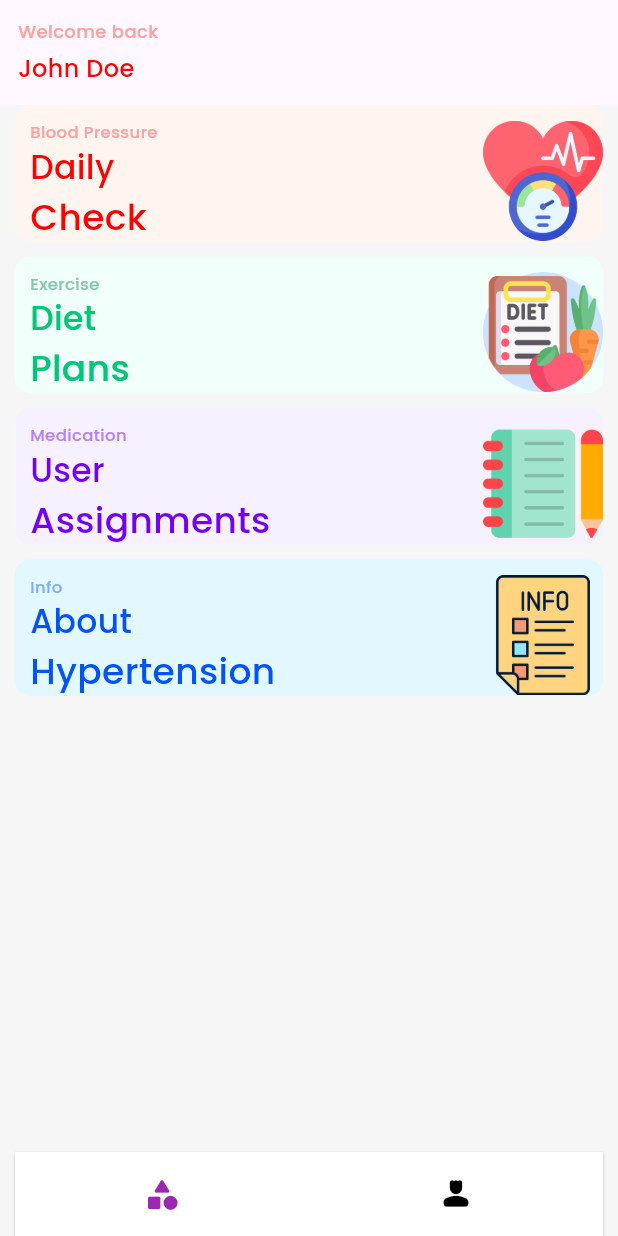
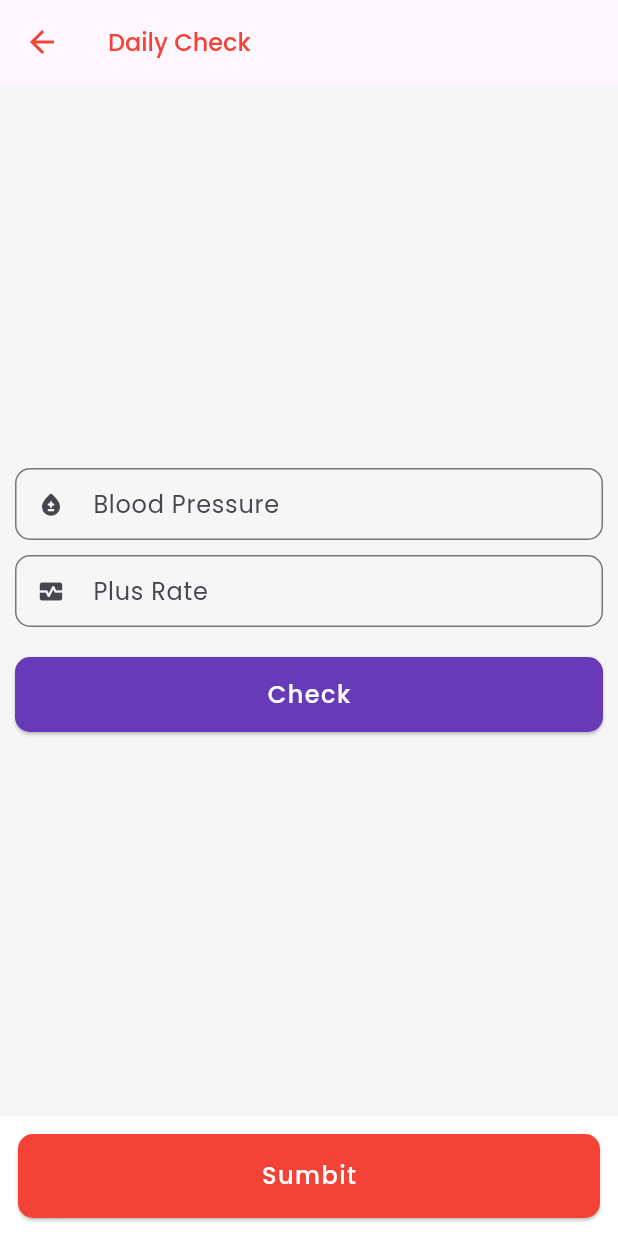
Before and after one commit to Naawaal/HyperTension, a Flutter app: the screen it shows once a user with an empty profile is signed in, after a tap on "Blood Pressure", on a phone screen of 412 x 824 dp. Run offline on Flutter 3.47's test engine with Material 2 defaults, Android fonts, the phone set to English and light mode, and no system bars; drawn by our look-alikes of animated_bottom_navigation_bar; our stand-ins replace cloud_firestore, firebase_auth, firebase_core, get, get_storage, google_fonts and 1 more; missing offline and left inert: date_time; accounts and stored records are empty; network calls fail.

Commit message:
added daily check logic

```diff
--- /dev/null
+++ b/lib/app/bindings/05_homepage_bindings/homepage_binding.dart
@@ -0,0 +1,11 @@
+import 'package:get/get.dart';
+import 'package:hypertension/app/controllers/05_homepage_controller/01_dashboard_controller/dashboard_controller.dart';
+import 'package:hypertension/app/controllers/05_homepage_controller/02_profile_controller/profile_controller.dart';
+
+class HomepageBinding implements Bindings {
+  @override
+  void dependencies() {
+    Get.lazyPut(() => DashboardController());
+    Get.lazyPut(() => ProfileController());
+  }
+}
--- a/lib/app/controllers/01_splash_controllers/splash_controller.dart
+++ b/lib/app/controllers/01_splash_controllers/splash_controller.dart
@@ -1,9 +1,11 @@
+import 'package:cloud_firestore/cloud_firestore.dart';
 import 'package:firebase_auth/firebase_auth.dart';
 import 'package:get/get.dart';
 import 'package:hypertension/app/routes/names_routes.dart';
 
 class SplashController extends GetxController {
   final auth = FirebaseAuth.instance;
+  final firestore = FirebaseFirestore.instance;
   late Rx<User?> _user;
 
   @override
@@ -15,10 +17,16 @@ class SplashController extends GetxController {
   }
 
   setInitialView(User? user) {
-    if (user == null) {
-      Get.offAllNamed(NameRoutes.loginScreen);
-    } else {
-      Get.offAllNamed(NameRoutes.homepageScreen);
-    }
+    firestore
+        .collection('users')
+        .doc(user!.uid)
+        .get()
+        .then((DocumentSnapshot doc) {
+      if (doc.exists && doc['name'] != null && doc['uid'] != null) {
+        Get.offNamed(NameRoutes.homepageScreen);
+      } else {
+        Get.offNamed(NameRoutes.userSignup);
+      }
+    });
   }
 }
--- /dev/null
+++ b/lib/app/controllers/05_homepage_controller/01_dashboard_controller/dashboard_controller.dart
@@ -0,0 +1,24 @@
+import 'package:cloud_firestore/cloud_firestore.dart';
+import 'package:firebase_auth/firebase_auth.dart';
+import 'package:get/get.dart';
+
+class DashboardController extends GetxController {
+  final userName = 'Loading...'.obs;
+
+  // Firebase Instance
+  final FirebaseAuth auth = FirebaseAuth.instance;
+  final FirebaseFirestore firestore = FirebaseFirestore.instance;
+
+  Future<void> getUserName() async {
+    final User user = auth.currentUser!;
+    final String uid = user.uid;
+
+    firestore.collection('users').doc(uid).get().then((DocumentSnapshot doc) {
+      if (doc.exists) {
+        userName.value = doc['name'];
+      } else {
+        print('Document does not exist on the database');
+      }
+    });
+  }
+}
--- /dev/null
+++ b/lib/app/controllers/05_homepage_controller/02_profile_controller/profile_controller.dart
@@ -0,0 +1,3 @@
+import 'package:get/get.dart';
+
+class ProfileController extends GetxController {}
--- /dev/null
+++ b/lib/app/data/models/daily_check_model.dart
@@ -0,0 +1,21 @@
+class DailyCheckModel {
+  int? bp;
+  int? pr;
+  String? date;
+
+  DailyCheckModel({this.bp, this.pr, this.date});
+
+  DailyCheckModel.fromJson(Map<String, dynamic> json) {
+    bp = json['bp'];
+    pr = json['pr'];
+    date = json['date'];
+  }
+
+  Map<String, dynamic> toJson() {
+    final Map<String, dynamic> data = <String, dynamic>{};
+    data['bp'] = bp;
+    data['pr'] = pr;
+    data['date'] = date;
+    return data;
+  }
+}
--- a/lib/app/routes/app_routes.dart
+++ b/lib/app/routes/app_routes.dart
@@ -3,12 +3,14 @@ import 'package:hypertension/app/bindings/01_splash_bindings/splash_binding.dart
 import 'package:hypertension/app/bindings/02_login_bindings/login_binding.dart';
 import 'package:hypertension/app/bindings/03_otp_bindings/otp_binding.dart';
 import 'package:hypertension/app/bindings/04_user_signup_bindings/user_signup_binding.dart';
+import 'package:hypertension/app/bindings/05_homepage_bindings/homepage_binding.dart';
 import 'package:hypertension/app/routes/names_routes.dart';
 import 'package:hypertension/app/ui/pages/01_splash_screen/splash_screen.dart';
 import 'package:hypertension/app/ui/pages/02_login_screen/login_screen.dart';
 import 'package:hypertension/app/ui/pages/03_otp_screen/otp_screen.dart';
 import 'package:hypertension/app/ui/pages/04_user_signup_screen/user_signup_screen.dart';
 import 'package:hypertension/app/ui/pages/05_hompage_screen/homepage_screen.dart';
+import 'package:hypertension/app/ui/pages/06_dashboard_screen/01_daily_check_screen/daily_check_screen.dart';
 
 class AppRoutes {
   static appRoutes() => [
@@ -40,6 +42,12 @@ class AppRoutes {
           name: NameRoutes.homepageScreen,
           page: () => const HomepageScreen(),
           title: 'Homepage Screen',
+          binding: HomepageBinding(),
+        ),
+        GetPage(
+          name: NameRoutes.dailyCheck,
+          page: () => const DailyCheckScreen(),
+          title: 'DailyCheck Screen',
         ),
       ];
 }
--- a/lib/app/routes/names_routes.dart
+++ b/lib/app/routes/names_routes.dart
@@ -4,5 +4,5 @@ class NameRoutes {
   static const String otpScreen = '/otp';
   static const String userSignup = '/userSignup';
   static const String homepageScreen = '/homepage';
-  static const String about = '/about';
+  static const String dailyCheck = '/dailyCheck';
 }
--- a/lib/app/ui/global_widgets/textformfiled_widget.dart
+++ b/lib/app/ui/global_widgets/textformfiled_widget.dart
@@ -28,13 +28,17 @@ class TextFormFieldWidegt extends StatelessWidget {
       textInputAction: labelText == 'Name' ||
               labelText == 'Age' ||
               labelText == 'Weight' ||
-              labelText == 'Height'
+              labelText == 'Height' ||
+              hintText == 'Blood Pressure' ||
+              hintText == 'Plus Rate'
           ? TextInputAction.next
           : TextInputAction.done,
       keyboardType: hintText == 'Mobile Number' ||
               labelText == 'Age' ||
               labelText == 'Weight' ||
-              labelText == 'Height'
+              labelText == 'Height' ||
+              hintText == 'Blood Pressure' ||
+              hintText == 'Plus Rate'
           ? TextInputType.phone
           : TextInputType.text,
       decoration: InputDecoration(
--- a/lib/app/ui/pages/05_hompage_screen/homepage_screen.dart
+++ b/lib/app/ui/pages/05_hompage_screen/homepage_screen.dart
@@ -12,8 +12,8 @@ class HomepageScreen extends StatefulWidget {
 
 class _HomepageScreenState extends State<HomepageScreen> {
   final List<Widget> screensList = [
-    const DashboardScreen(),
-    const DashboardScreen(),
+    DashboardScreen(),
+    DashboardScreen(),
   ];
   final List<IconData> iconList = [
     Icons.category_rounded,
--- /dev/null
+++ b/lib/app/ui/pages/06_dashboard_screen/01_daily_check_screen/daily_check_bottom.dart
@@ -0,0 +1,28 @@
+import 'package:flutter/material.dart';
+import 'package:get/get.dart';
+import 'package:hypertension/app/controllers/05_homepage_controller/01_dashboard_controller/01_daily_check_controller/daily_check_controller.dart';
+import 'package:hypertension/app/ui/global_widgets/button_widget.dart';
+
+class DailyCheckBottom extends StatelessWidget {
+  DailyCheckBottom({super.key});
+
+  final dailyCheckController = Get.find<DailyCheckController>();
+
+  @override
+  Widget build(BuildContext context) {
+    return Container(
+      height: 80,
+      padding: const EdgeInsets.all(12),
+      width: Get.width,
+      color: Colors.white,
+      child: ButtonWidget(
+        text: 'Sumbit',
+        color: Colors.red,
+        onPressed: () async {
+          await dailyCheckController.submitDailyCheck();
+        },
+        textColor: Colors.white,
+      ),
+    );
+  }
+}
--- /dev/null
+++ b/lib/app/ui/pages/06_dashboard_screen/01_daily_check_screen/daily_check_middle.dart
@@ -0,0 +1,40 @@
+import 'package:flutter/material.dart';
+import 'package:get/get.dart';
+import 'package:hypertension/app/controllers/05_homepage_controller/01_dashboard_controller/01_daily_check_controller/daily_check_controller.dart';
+import 'package:hypertension/app/ui/global_widgets/button_widget.dart';
+import 'package:hypertension/app/ui/global_widgets/textformfiled_widget.dart';
+
+class DailyCheckMiddle extends StatelessWidget {
+  DailyCheckMiddle({super.key});
+
+  final dailyCheckController = Get.put(DailyCheckController());
+
+  @override
+  Widget build(BuildContext context) {
+    return Column(
+      mainAxisAlignment: MainAxisAlignment.center,
+      children: [
+        TextFormFieldWidegt(
+          controller: dailyCheckController.bloodPressureController.value,
+          prefixIcon: Icons.bloodtype_rounded,
+          hintText: 'Blood Pressure',
+        ),
+        const SizedBox(height: 10),
+        TextFormFieldWidegt(
+          controller: dailyCheckController.plusRateController.value,
+          prefixIcon: Icons.monitor_heart_rounded,
+          hintText: 'Plus Rate',
+        ),
+        const SizedBox(height: 20),
+        ButtonWidget(
+          onPressed: () {
+            dailyCheckController.calculateBPAndPR();
+          },
+          color: Colors.deepPurple,
+          textColor: Colors.white,
+          text: 'Check',
+        )
+      ],
+    );
+  }
+}
--- /dev/null
+++ b/lib/app/ui/pages/06_dashboard_screen/01_daily_check_screen/daily_check_screen.dart
@@ -0,0 +1,34 @@
+import 'package:flutter/material.dart';
+import 'package:get/get.dart';
+import 'package:hypertension/app/ui/pages/06_dashboard_screen/01_daily_check_screen/daily_check_bottom.dart';
+import 'package:hypertension/app/ui/pages/06_dashboard_screen/01_daily_check_screen/daily_check_middle.dart';
+
+class DailyCheckScreen extends StatelessWidget {
+  const DailyCheckScreen({super.key});
+
+  @override
+  Widget build(BuildContext context) {
+    return Scaffold(
+      appBar: AppBar(
+          title: const Text(
+            'Daily Check',
+            style: TextStyle(
+              color: Colors.red,
+              fontSize: 16,
+              fontWeight: FontWeight.w500,
+            ),
+          ),
+          leading: IconButton(
+            icon: const Icon(
+              Icons.arrow_back,
+              color: Colors.red,
+            ),
+            onPressed: () {
+              Get.back();
+            },
+          )),
+      body: DailyCheckMiddle().marginOnly(left: 10, right: 10),
+      bottomNavigationBar: DailyCheckBottom(),
+    );
+  }
+}
--- a/lib/app/ui/pages/06_dashboard_screen/dashboard_middel.dart
+++ b/lib/app/ui/pages/06_dashboard_screen/dashboard_middel.dart
@@ -1,4 +1,6 @@
 import 'package:flutter/material.dart';
+import 'package:get/get.dart';
+import 'package:hypertension/app/routes/names_routes.dart';
 import 'package:hypertension/app/ui/global_widgets/container_widget.dart';
 
 class DashBoardMiddle extends StatelessWidget {
@@ -16,7 +18,9 @@ class DashBoardMiddle extends StatelessWidget {
           subTitleColor: const Color(0xffFF0000),
           bSubTitile: 'Check',
           image: 'assets/hypertension.png',
-          onTap: () {},
+          onTap: () {
+            Get.toNamed(NameRoutes.dailyCheck);
+          },
         ),
         const SizedBox(height: 10),
         ContainerWidget(
--- a/lib/app/ui/pages/06_dashboard_screen/dashboard_screen.dart
+++ b/lib/app/ui/pages/06_dashboard_screen/dashboard_screen.dart
@@ -1,9 +1,12 @@
 import 'package:flutter/material.dart';
 import 'package:get/get.dart';
+import 'package:hypertension/app/controllers/05_homepage_controller/01_dashboard_controller/dashboard_controller.dart';
 import 'package:hypertension/app/ui/pages/06_dashboard_screen/dashboard_middel.dart';
 
 class DashboardScreen extends StatelessWidget {
-  const DashboardScreen({super.key});
+  DashboardScreen({super.key});
+
+  final dashboardController = Get.find<DashboardController>();
 
   @override
   Widget build(BuildContext context) {
@@ -15,8 +18,8 @@ class DashboardScreen extends StatelessWidget {
             padding: const EdgeInsets.all(12),
             child: Column(
               crossAxisAlignment: CrossAxisAlignment.start,
-              children: const [
-                Text(
+              children: [
+                const Text(
                   'Welcome back ',
                   style: TextStyle(
                     fontSize: 12,
@@ -24,14 +27,21 @@ class DashboardScreen extends StatelessWidget {
                     fontWeight: FontWeight.w500,
                   ),
                 ),
-                SizedBox(height: 05),
-                Text(
-                  'John Doe',
-                  style: TextStyle(
-                    fontSize: 16,
-                    color: Color(0xffFF0000),
-                    fontWeight: FontWeight.w500,
-                  ),
+                const SizedBox(height: 05),
+                FutureBuilder(
+                  future: dashboardController.getUserName(),
+                  builder: (context, snapshot) {
+                    return Obx(
+                      () => Text(
+                        dashboardController.userName.value,
+                        style: const TextStyle(
+                          fontSize: 16,
+                          color: Color(0xffFF0000),
+                          fontWeight: FontWeight.w500,
+                        ),
+                      ),
+                    );
+                  },
                 ),
               ],
             ),
--- a/pubspec.yaml
+++ b/pubspec.yaml
@@ -42,6 +42,7 @@ dependencies:
   firebase_core: ^2.9.0
   cloud_firestore: ^4.5.0
   get_storage: ^2.1.1
+  date_time: ^0.8.0
 
 dev_dependencies:
   flutter_test:
```
Also changed, not shown: lib/app/controllers/03_otp_controllers/otp_controller.dart (+13 -1 lines), lib/app/controllers/05_homepage_controller/01_dashboard_controller/01_daily_check_controller/daily_check_controller.dart (added, +84 -0 lines), pubspec.lock.
